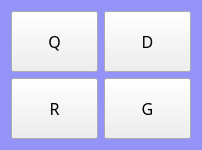
caicaiking/WKEFactoryView2014, file AnalysisMode/dlgWk6440Function2.ui: the form before one commit.
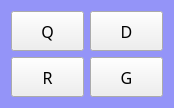
The form after the commit.

```diff
--- a/AnalysisMode/dlgWk6440Function2.ui
+++ b/AnalysisMode/dlgWk6440Function2.ui
@@ -6,8 +6,8 @@
    <rect>
     <x>0</x>
     <y>0</y>
-    <width>202</width>
-    <height>150</height>
+    <width>174</width>
+    <height>104</height>
    </rect>
   </property>
   <property name="windowTitle">
```
